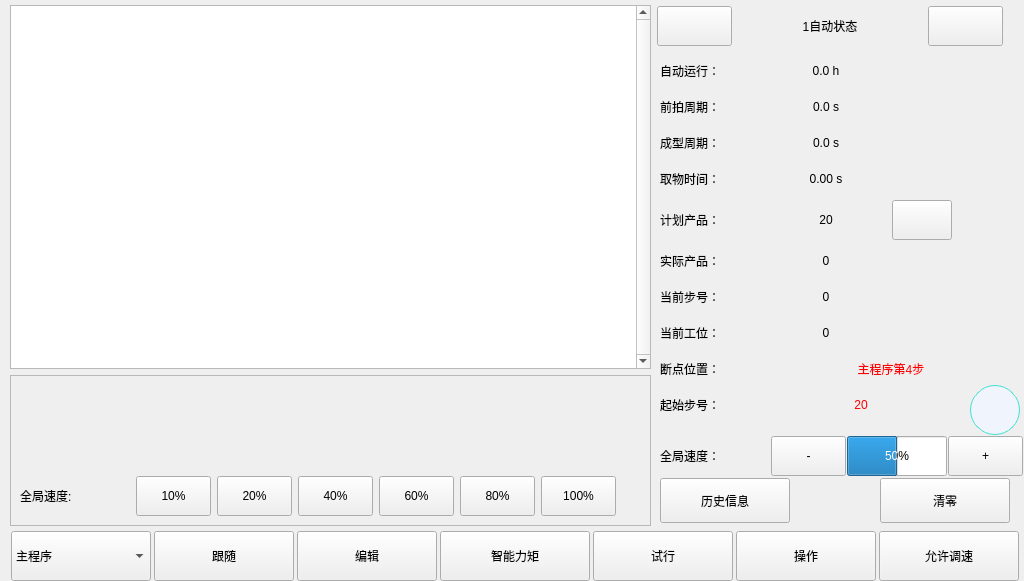
First picture: the form in autoform.ui, repository Jade-yun/MachineTool, before the edit.
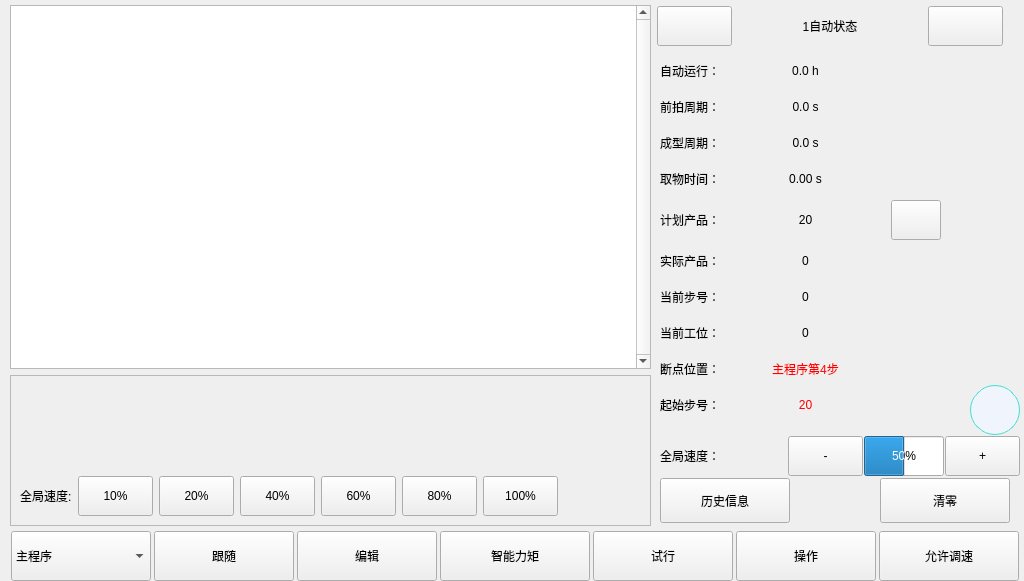
Second picture: the form after the edit. Icons and pictures are not drawn. Custom widgets are drawn as their Qt base class.

Patch:
```diff
--- a/autoform.ui
+++ b/autoform.ui
@@ -552,6 +552,9 @@
       <property name="spacing">
        <number>1</number>
       </property>
+      <property name="rightMargin">
+       <number>5</number>
+      </property>
       <item>
        <widget class="QLabel" name="label_2">
         <property name="minimumSize">
@@ -560,12 +563,6 @@
           <height>40</height>
          </size>
         </property>
-        <property name="maximumSize">
-         <size>
-          <width>110</width>
-          <height>40</height>
-         </size>
-        </property>
         <property name="text">
          <string>全局速度：</string>
         </property>
@@ -609,14 +606,14 @@
         </property>
         <property name="minimumSize">
          <size>
-          <width>100</width>
+          <width>80</width>
           <height>40</height>
          </size>
         </property>
         <property name="maximumSize">
          <size>
-          <width>100</width>
-          <height>40</height>
+          <width>80</width>
+          <height>16777215</height>
          </size>
         </property>
         <property name="value">
@@ -814,90 +811,43 @@
         <rect>
          <x>20</x>
          <y>11</y>
-         <width>358</width>
-         <height>403</height>
+         <width>361</width>
+         <height>385</height>
         </rect>
        </property>
        <layout class="QGridLayout" name="gridLayout">
-        <item row="5" column="1">
-         <widget class="QLabel" name="labActualProd">
-          <property name="minimumSize">
-           <size>
-            <width>120</width>
-            <height>30</height>
-           </size>
+        <property name="horizontalSpacing">
+         <number>6</number>
+        </property>
+        <item row="4" column="0">
+         <widget class="QLabel" name="label_6">
+          <property name="sizePolicy">
+           <sizepolicy hsizetype="Expanding" vsizetype="Preferred">
+            <horstretch>0</horstretch>
+            <verstretch>0</verstretch>
+           </sizepolicy>
           </property>
-          <property name="maximumSize">
-           <size>
-            <width>120</width>
-            <height>30</height>
-           </size>
-          </property>
-          <property name="text">
-           <string>0</string>
-          </property>
-          <property name="alignment">
-           <set>Qt::AlignCenter</set>
-          </property>
-         </widget>
-        </item>
-        <item row="1" column="0">
-         <widget class="QLabel" name="label_3">
           <property name="minimumSize">
            <size>
-            <width>100</width>
+            <width>0</width>
             <height>30</height>
            </size>
           </property>
-          <property name="maximumSize">
-           <size>
-            <width>100</width>
-            <height>30</height>
-           </size>
-          </property>
           <property name="text">
-           <string>前拍周期：</string>
+           <string>计划产品：</string>
           </property>
          </widget>
         </item>
-        <item row="1" column="1">
-         <widget class="QLabel" name="labPrebeatCycle">
-          <property name="minimumSize">
-           <size>
-            <width>120</width>
-            <height>30</height>
-           </size>
+        <item row="8" column="1">
+         <widget class="QLabel" name="labBreakPointPos">
+          <property name="layoutDirection">
+           <enum>Qt::LeftToRight</enum>
           </property>
-          <property name="maximumSize">
-           <size>
-            <width>120</width>
-            <height>30</height>
-           </size>
+          <property name="styleSheet">
+           <string notr="true">color: rgb(255, 0, 0);</string>
           </property>
           <property name="text">
-           <string>0.0 s</string>
-          </property>
-          <property name="alignment">
-           <set>Qt::AlignCenter</set>
-          </property>
-         </widget>
-        </item>
-        <item row="0" column="1">
-         <widget class="QLabel" name="labAutoOperateTime">
-          <property name="minimumSize">
-           <size>
-            <width>120</width>
-            <height>30</height>
-           </size>
-          </property>
-          <property name="maximumSize">
-           <size>
-            <width>120</width>
-            <height>30</height>
-           </size>
-          </property>
-          <property name="text">
-           <string>0.0 h</string>
+           <string>主程序第4步</string>
           </property>
           <property name="alignment">
            <set>Qt::AlignCenter</set>
@@ -906,15 +856,15 @@
         </item>
         <item row="0" column="0">
          <widget class="QLabel" name="label">
-          <property name="minimumSize">
-           <size>
-            <width>100</width>
-            <height>30</height>
-           </size>
+          <property name="sizePolicy">
+           <sizepolicy hsizetype="Expanding" vsizetype="Preferred">
+            <horstretch>0</horstretch>
+            <verstretch>0</verstretch>
+           </sizepolicy>
           </property>
-          <property name="maximumSize">
+          <property name="minimumSize">
            <size>
-            <width>100</width>
+            <width>0</width>
             <height>30</height>
            </size>
           </property>
@@ -923,113 +873,60 @@
           </property>
          </widget>
         </item>
+        <item row="0" column="1">
+         <widget class="QLabel" name="labAutoOperateTime">
+          <property name="text">
+           <string>0.0 h</string>
+          </property>
+          <property name="alignment">
+           <set>Qt::AlignCenter</set>
+          </property>
+         </widget>
+        </item>
+        <item row="4" column="4">
+         <spacer name="horizontalSpacer_2">
+          <property name="orientation">
+           <enum>Qt::Horizontal</enum>
+          </property>
+          <property name="sizeHint" stdset="0">
+           <size>
+            <width>40</width>
+            <height>20</height>
+           </size>
+          </property>
+         </spacer>
+        </item>
         <item row="4" column="1">
-         <layout class="QHBoxLayout" name="horizontalLayout_4">
-          <property name="sizeConstraint">
-           <enum>QLayout::SetFixedSize</enum>
+         <widget class="QLabel" name="labAimedProd">
+          <property name="text">
+           <string>20</string>
           </property>
-          <item>
-           <widget class="QLabel" name="labAimedProd">
-            <property name="minimumSize">
-             <size>
-              <width>120</width>
-              <height>30</height>
-             </size>
-            </property>
-            <property name="maximumSize">
-             <size>
-              <width>120</width>
-              <height>30</height>
-             </size>
-            </property>
-            <property name="text">
-             <string>20</string>
-            </property>
-            <property name="alignment">
-             <set>Qt::AlignCenter</set>
-            </property>
-           </widget>
-          </item>
-          <item>
-           <widget class="QPushButton" name="btnAimedProduct">
-            <property name="minimumSize">
-             <size>
-              <width>60</width>
-              <height>40</height>
-             </size>
-            </property>
-            <property name="maximumSize">
-             <size>
-              <width>60</width>
-              <height>40</height>
-             </size>
-            </property>
-            <property name="styleSheet">
-             <string notr="true"/>
-            </property>
-            <property name="text">
-             <string/>
-            </property>
-            <property name="icon">
-             <iconset resource="images.qrc">
-              <normaloff>:/images/autoPageImages/edit.png</normaloff>:/images/autoPageImages/edit.png</iconset>
-            </property>
-            <property name="iconSize">
-             <size>
-              <width>32</width>
-              <height>32</height>
-             </size>
-            </property>
-           </widget>
-          </item>
-          <item>
-           <spacer name="horizontalSpacer">
-            <property name="orientation">
-             <enum>Qt::Horizontal</enum>
-            </property>
-            <property name="sizeHint" stdset="0">
-             <size>
-              <width>40</width>
-              <height>20</height>
-             </size>
-            </property>
-           </spacer>
-          </item>
-         </layout>
+          <property name="alignment">
+           <set>Qt::AlignCenter</set>
+          </property>
+         </widget>
         </item>
-        <item row="2" column="0">
-         <widget class="QLabel" name="label_4">
+        <item row="1" column="0">
+         <widget class="QLabel" name="label_3">
+          <property name="sizePolicy">
+           <sizepolicy hsizetype="Expanding" vsizetype="Preferred">
+            <horstretch>0</horstretch>
+            <verstretch>0</verstretch>
+           </sizepolicy>
+          </property>
           <property name="minimumSize">
            <size>
-            <width>100</width>
-            <height>30</height>
-           </size>
-          </property>
-          <property name="maximumSize">
-           <size>
-            <width>100</width>
+            <width>0</width>
             <height>30</height>
            </size>
           </property>
           <property name="text">
-           <string>成型周期：</string>
+           <string>前拍周期：</string>
           </property>
          </widget>
         </item>
         <item row="2" column="1">
          <widget class="QLabel" name="labFormingCycle">
-          <property name="minimumSize">
-           <size>
-            <width>120</width>
-            <height>30</height>
-           </size>
-          </property>
-          <property name="maximumSize">
-           <size>
-            <width>120</width>
-            <height>30</height>
-           </size>
-          </property>
           <property name="text">
            <string>0.0 s</string>
           </property>
@@ -1038,57 +935,25 @@
           </property>
          </widget>
         </item>
-        <item row="6" column="0">
-         <widget class="QLabel" name="label_8">
-          <property name="minimumSize">
-           <size>
-            <width>100</width>
-            <height>30</height>
-           </size>
+        <item row="7" column="0">
+         <widget class="QLabel" name="labCurrentWorkPos0">
+          <property name="sizePolicy">
+           <sizepolicy hsizetype="Expanding" vsizetype="Preferred">
+            <horstretch>0</horstretch>
+            <verstretch>0</verstretch>
+           </sizepolicy>
           </property>
-          <property name="maximumSize">
-           <size>
-            <width>100</width>
-            <height>30</height>
-           </size>
-          </property>
-          <property name="text">
-           <string>当前步号：</string>
-          </property>
-         </widget>
-        </item>
-        <item row="4" column="0">
-         <widget class="QLabel" name="label_6">
           <property name="minimumSize">
            <size>
-            <width>100</width>
+            <width>0</width>
             <height>30</height>
            </size>
           </property>
-          <property name="maximumSize">
-           <size>
-            <width>100</width>
-            <height>30</height>
-           </size>
-          </property>
           <property name="text">
-           <string>计划产品：</string>
+           <string>当前工位：</string>
           </property>
          </widget>
         </item>
-        <item row="10" column="1">
-         <spacer name="verticalSpacer">
-          <property name="orientation">
-           <enum>Qt::Vertical</enum>
-          </property>
-          <property name="sizeHint" stdset="0">
-           <size>
-            <width>20</width>
-            <height>40</height>
-           </size>
-          </property>
-         </spacer>
-        </item>
         <item row="10" column="0">
          <spacer name="verticalSpacer_2">
           <property name="orientation">
@@ -1096,23 +961,23 @@
           </property>
           <property name="sizeHint" stdset="0">
            <size>
-            <width>20</width>
-            <height>40</height>
+            <width>77</width>
+            <height>13</height>
            </size>
           </property>
          </spacer>
         </item>
         <item row="3" column="0">
          <widget class="QLabel" name="label_5">
-          <property name="minimumSize">
-           <size>
-            <width>100</width>
-            <height>30</height>
-           </size>
+          <property name="sizePolicy">
+           <sizepolicy hsizetype="Expanding" vsizetype="Preferred">
+            <horstretch>0</horstretch>
+            <verstretch>0</verstretch>
+           </sizepolicy>
           </property>
-          <property name="maximumSize">
+          <property name="minimumSize">
            <size>
-            <width>100</width>
+            <width>0</width>
             <height>30</height>
            </size>
           </property>
@@ -1121,102 +986,27 @@
           </property>
          </widget>
         </item>
-        <item row="5" column="0">
-         <widget class="QLabel" name="label_7">
-          <property name="minimumSize">
-           <size>
-            <width>100</width>
-            <height>30</height>
-           </size>
+        <item row="9" column="0">
+         <widget class="QLabel" name="labStartStep0">
+          <property name="sizePolicy">
+           <sizepolicy hsizetype="Expanding" vsizetype="Preferred">
+            <horstretch>0</horstretch>
+            <verstretch>0</verstretch>
+           </sizepolicy>
           </property>
-          <property name="maximumSize">
-           <size>
-            <width>100</width>
-            <height>30</height>
-           </size>
-          </property>
-          <property name="text">
-           <string>实际产品：</string>
-          </property>
-         </widget>
-        </item>
-        <item row="7" column="0">
-         <widget class="QLabel" name="labCurrentWorkPos0">
           <property name="minimumSize">
            <size>
-            <width>100</width>
+            <width>0</width>
             <height>30</height>
            </size>
           </property>
-          <property name="maximumSize">
-           <size>
-            <width>100</width>
-            <height>30</height>
-           </size>
-          </property>
           <property name="text">
-           <string>当前工位：</string>
-          </property>
-         </widget>
-        </item>
-        <item row="7" column="1">
-         <widget class="QLabel" name="labCurrentWorkPos">
-          <property name="minimumSize">
-           <size>
-            <width>120</width>
-            <height>30</height>
-           </size>
-          </property>
-          <property name="maximumSize">
-           <size>
-            <width>120</width>
-            <height>30</height>
-           </size>
-          </property>
-          <property name="text">
-           <string>0</string>
-          </property>
-          <property name="alignment">
-           <set>Qt::AlignCenter</set>
-          </property>
-         </widget>
-        </item>
-        <item row="8" column="1">
-         <widget class="QLabel" name="labBreakPointPos">
-          <property name="maximumSize">
-           <size>
-            <width>250</width>
-            <height>30</height>
-           </size>
-          </property>
-          <property name="layoutDirection">
-           <enum>Qt::LeftToRight</enum>
-          </property>
-          <property name="styleSheet">
-           <string notr="true">color: rgb(255, 0, 0);</string>
-          </property>
-          <property name="text">
-           <string>主程序第4步</string>
-          </property>
-          <property name="alignment">
-           <set>Qt::AlignCenter</set>
+           <string>起始步号：</string>
           </property>
          </widget>
         </item>
         <item row="3" column="1">
          <widget class="QLabel" name="labFetchTime">
-          <property name="minimumSize">
-           <size>
-            <width>120</width>
-            <height>30</height>
-           </size>
-          </property>
-          <property name="maximumSize">
-           <size>
-            <width>120</width>
-            <height>30</height>
-           </size>
-          </property>
           <property name="text">
            <string>0.00 s</string>
           </property>
@@ -1225,64 +1015,17 @@
           </property>
          </widget>
         </item>
-        <item row="6" column="1">
-         <widget class="QLabel" name="labCurrentStepNumber">
-          <property name="minimumSize">
-           <size>
-            <width>120</width>
-            <height>30</height>
-           </size>
-          </property>
-          <property name="maximumSize">
-           <size>
-            <width>120</width>
-            <height>30</height>
-           </size>
-          </property>
-          <property name="text">
-           <string>0</string>
-          </property>
-          <property name="alignment">
-           <set>Qt::AlignCenter</set>
-          </property>
-         </widget>
-        </item>
-        <item row="9" column="1">
-         <widget class="QLabel" name="labStartStep">
-          <property name="minimumSize">
-           <size>
-            <width>120</width>
-            <height>30</height>
-           </size>
-          </property>
-          <property name="maximumSize">
-           <size>
-            <width>190</width>
-            <height>30</height>
-           </size>
-          </property>
-          <property name="styleSheet">
-           <string notr="true">color: rgb(255, 0, 0);</string>
-          </property>
-          <property name="text">
-           <string>20</string>
-          </property>
-          <property name="alignment">
-           <set>Qt::AlignCenter</set>
-          </property>
-         </widget>
-        </item>
         <item row="8" column="0">
          <widget class="QLabel" name="labBreakPointPos0">
-          <property name="minimumSize">
-           <size>
-            <width>100</width>
-            <height>30</height>
-           </size>
+          <property name="sizePolicy">
+           <sizepolicy hsizetype="Expanding" vsizetype="Preferred">
+            <horstretch>0</horstretch>
+            <verstretch>0</verstretch>
+           </sizepolicy>
           </property>
-          <property name="maximumSize">
+          <property name="minimumSize">
            <size>
-            <width>100</width>
+            <width>0</width>
             <height>30</height>
            </size>
           </property>
@@ -1291,25 +1034,177 @@
           </property>
          </widget>
         </item>
-        <item row="9" column="0">
-         <widget class="QLabel" name="labStartStep0">
+        <item row="6" column="0">
+         <widget class="QLabel" name="label_8">
+          <property name="sizePolicy">
+           <sizepolicy hsizetype="Expanding" vsizetype="Preferred">
+            <horstretch>0</horstretch>
+            <verstretch>0</verstretch>
+           </sizepolicy>
+          </property>
           <property name="minimumSize">
            <size>
-            <width>100</width>
+            <width>0</width>
             <height>30</height>
+           </size>
+          </property>
+          <property name="text">
+           <string>当前步号：</string>
+          </property>
+         </widget>
+        </item>
+        <item row="7" column="1">
+         <widget class="QLabel" name="labCurrentWorkPos">
+          <property name="text">
+           <string>0</string>
+          </property>
+          <property name="alignment">
+           <set>Qt::AlignCenter</set>
+          </property>
+         </widget>
+        </item>
+        <item row="9" column="1">
+         <widget class="QLabel" name="labStartStep">
+          <property name="styleSheet">
+           <string notr="true">color: rgb(255, 0, 0);</string>
+          </property>
+          <property name="text">
+           <string>20</string>
+          </property>
+          <property name="alignment">
+           <set>Qt::AlignCenter</set>
+          </property>
+         </widget>
+        </item>
+        <item row="5" column="1">
+         <widget class="QLabel" name="labActualProd">
+          <property name="text">
+           <string>0</string>
+          </property>
+          <property name="alignment">
+           <set>Qt::AlignCenter</set>
+          </property>
+         </widget>
+        </item>
+        <item row="5" column="0">
+         <widget class="QLabel" name="label_7">
+          <property name="sizePolicy">
+           <sizepolicy hsizetype="Expanding" vsizetype="Preferred">
+            <horstretch>0</horstretch>
+            <verstretch>0</verstretch>
+           </sizepolicy>
+          </property>
+          <property name="minimumSize">
+           <size>
+            <width>0</width>
+            <height>30</height>
+           </size>
+          </property>
+          <property name="text">
+           <string>实际产品：</string>
+          </property>
+         </widget>
+        </item>
+        <item row="6" column="1">
+         <widget class="QLabel" name="labCurrentStepNumber">
+          <property name="text">
+           <string>0</string>
+          </property>
+          <property name="alignment">
+           <set>Qt::AlignCenter</set>
+          </property>
+         </widget>
+        </item>
+        <item row="2" column="0">
+         <widget class="QLabel" name="label_4">
+          <property name="sizePolicy">
+           <sizepolicy hsizetype="Expanding" vsizetype="Preferred">
+            <horstretch>0</horstretch>
+            <verstretch>0</verstretch>
+           </sizepolicy>
+          </property>
+          <property name="minimumSize">
+           <size>
+            <width>0</width>
+            <height>30</height>
+           </size>
+          </property>
+          <property name="text">
+           <string>成型周期：</string>
+          </property>
+         </widget>
+        </item>
+        <item row="10" column="1">
+         <spacer name="verticalSpacer">
+          <property name="orientation">
+           <enum>Qt::Vertical</enum>
+          </property>
+          <property name="sizeHint" stdset="0">
+           <size>
+            <width>119</width>
+            <height>13</height>
+           </size>
+          </property>
+         </spacer>
+        </item>
+        <item row="1" column="1">
+         <widget class="QLabel" name="labPrebeatCycle">
+          <property name="text">
+           <string>0.0 s</string>
+          </property>
+          <property name="alignment">
+           <set>Qt::AlignCenter</set>
+          </property>
+         </widget>
+        </item>
+        <item row="4" column="3">
+         <widget class="QPushButton" name="btnAimedProduct">
+          <property name="minimumSize">
+           <size>
+            <width>50</width>
+            <height>40</height>
            </size>
           </property>
           <property name="maximumSize">
            <size>
-            <width>100</width>
-            <height>30</height>
+            <width>50</width>
+            <height>40</height>
            </size>
           </property>
+          <property name="styleSheet">
+           <string notr="true"/>
+          </property>
           <property name="text">
-           <string>起始步号：</string>
+           <string/>
+          </property>
+          <property name="icon">
+           <iconset resource="images.qrc">
+            <normaloff>:/images/autoPageImages/edit.png</normaloff>:/images/autoPageImages/edit.png</iconset>
+          </property>
+          <property name="iconSize">
+           <size>
+            <width>32</width>
+            <height>32</height>
+           </size>
           </property>
          </widget>
         </item>
+        <item row="4" column="2">
+         <spacer name="horizontalSpacer_3">
+          <property name="orientation">
+           <enum>Qt::Horizontal</enum>
+          </property>
+          <property name="sizeType">
+           <enum>QSizePolicy::Fixed</enum>
+          </property>
+          <property name="sizeHint" stdset="0">
+           <size>
+            <width>20</width>
+            <height>20</height>
+           </size>
+          </property>
+         </spacer>
+        </item>
        </layout>
       </widget>
       <zorder>layoutWidget</zorder>
@@ -3033,25 +2928,13 @@
         <rect>
          <x>10</x>
          <y>100</y>
-         <width>598</width>
+         <width>631</width>
          <height>42</height>
         </rect>
        </property>
        <layout class="QHBoxLayout" name="horizontalLayout_12">
         <item>
          <widget class="QLabel" name="label_230">
-          <property name="minimumSize">
-           <size>
-            <width>110</width>
-            <height>40</height>
-           </size>
-          </property>
-          <property name="maximumSize">
-           <size>
-            <width>110</width>
-            <height>40</height>
-           </size>
-          </property>
           <property name="text">
            <string>全局速度:</string>
           </property>
@@ -3225,6 +3108,19 @@
           </property>
          </widget>
         </item>
+        <item>
+         <spacer name="horizontalSpacer">
+          <property name="orientation">
+           <enum>Qt::Horizontal</enum>
+          </property>
+          <property name="sizeHint" stdset="0">
+           <size>
+            <width>40</width>
+            <height>20</height>
+           </size>
+          </property>
+         </spacer>
+        </item>
        </layout>
       </widget>
      </widget>
```
